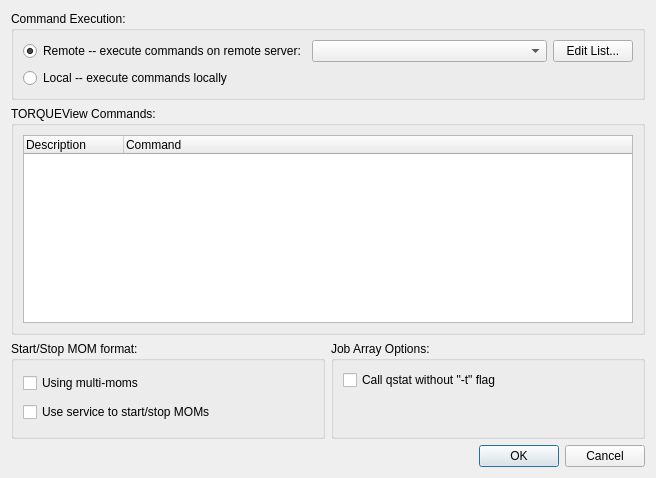
Old version of the form configdlg.ui in the repository davidivanmarsh/TORQUEView.
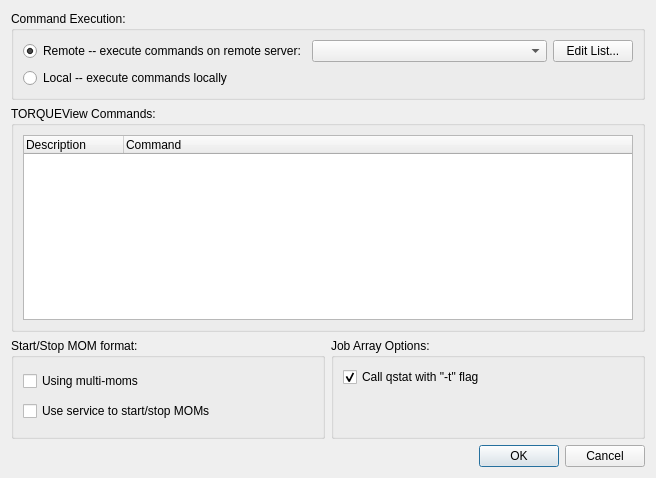
New version of the form.

Commit message: improved job array displays (ids and usernames) in Jobs tab; also added support for qstat -R and -f, with/without the -t flag, in Comfig dlg

```diff
--- a/configdlg.ui
+++ b/configdlg.ui
@@ -78,6 +78,12 @@
    </item>
    <item>
     <widget class="QGroupBox" name="groupBox_2">
+     <property name="sizePolicy">
+      <sizepolicy hsizetype="Preferred" vsizetype="Preferred">
+       <horstretch>0</horstretch>
+       <verstretch>1</verstretch>
+      </sizepolicy>
+     </property>
      <property name="font">
       <font>
        <weight>50</weight>
@@ -145,7 +151,10 @@
         <item>
          <widget class="QCheckBox" name="checkBox_CallQstatWithoutTOption">
           <property name="text">
-           <string>Call qstat without &quot;-t&quot; flag</string>
+           <string>Call qstat with &quot;-t&quot; flag</string>
+          </property>
+          <property name="checked">
+           <bool>true</bool>
           </property>
          </widget>
         </item>
```
Left out of the diff: 2 changed lines with no effect on the pictures. The commit also changes 5 other files.
